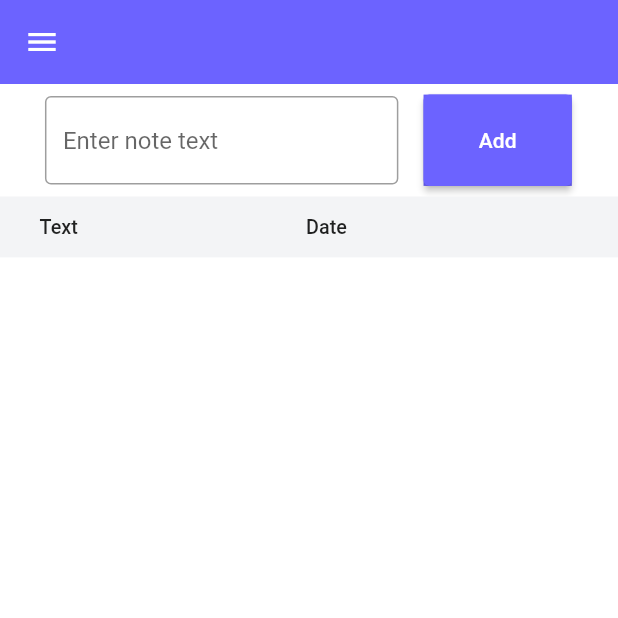
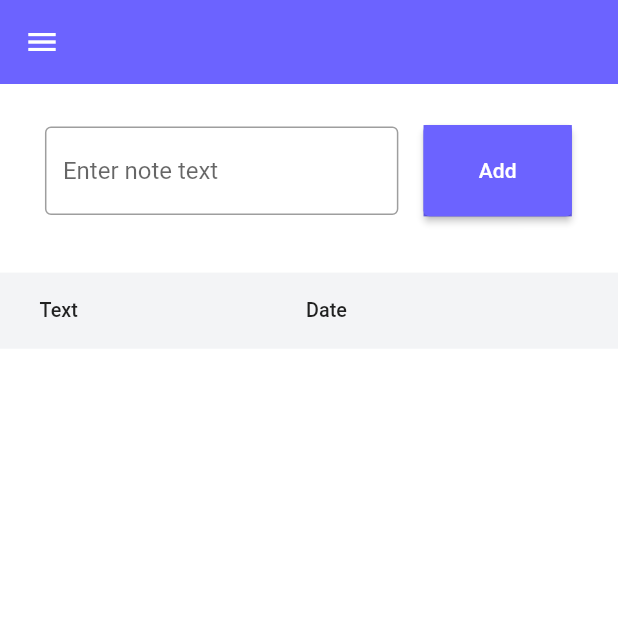
Before and after one commit to Youss15vede/perla, a Flutter app: the HomePage screen opened by its route, on a phone screen of 412 x 824 dp, the top half of it. Run offline on Flutter 3.47's test engine with Material 2 defaults, Android fonts, the phone set to English and light mode, and no system bars; our stand-ins replace bloc, built_value, dartz, dio, easy_localization, equatable and 9 more; accounts and stored records are empty.

Commit message:
last commit

```diff
--- a/lib/features/home/persentation/home_page.dart
+++ b/lib/features/home/persentation/home_page.dart
@@ -1,9 +1,14 @@
+import 'dart:async';
 import 'dart:convert';
 
 import 'package:flutter/material.dart';
 import 'package:flutter_screenutil/flutter_screenutil.dart';
+import 'package:go_router/go_router.dart';
 import 'package:intl/intl.dart';
+import 'package:perla/features/login/presentation/page/login_page.dart';
 import 'package:shared_preferences/shared_preferences.dart';
+
+import '../../../core/utils/shared_preferences_keys.dart';
 
 class HomePage extends StatefulWidget {
   static const kHomePath = '/home';
@@ -17,6 +22,20 @@ class HomePage extends StatefulWidget {
 class _HomePageState extends State<HomePage> {
   List<Note> _notes = [];
   final TextEditingController _textController = TextEditingController();
+  bool _isAddingNote = false;
+  void debounceAddNote(String text) {
+    final date = DateTime.now();
+    if (_isAddingNote) return;
+
+    _isAddingNote = true;
+
+    final note = Note(text: text, date: date); // Create note
+
+    Timer(Duration(milliseconds: 500), () {
+      addNoteInternal(note);
+      _isAddingNote = false;
+    });
+  }
 
   void loadNotes() async {
     final prefs = await SharedPreferences.getInstance();
@@ -31,12 +50,17 @@ class _HomePageState extends State<HomePage> {
   }
 
   void addNote(String text) {
-    final date = DateTime.now();
-    final note = Note(text: text, date: date);
+    debounceAddNote(text);
+    // final date = DateTime.now();
+    // final note = Note(text: text, date: date);
+    // FocusManager.instance.primaryFocus?.unfocus();
+    // addNoteInternal(note);
+  }
 
+  void addNoteInternal(Note note) {
     setState(() {
-      _notes.add(note);
-      _notes.sort((a, b) => b.date.compareTo(a.date));
+      _notes.insert(0, note);
+      // _notes.add(note);
     });
 
     saveNotes();
@@ -71,7 +95,17 @@ class _HomePageState extends State<HomePage> {
     final notesJson = _notes.map((n) => n.toJson()).toList();
 
     final prefs = await SharedPreferences.getInstance();
-    prefs.setString('notes', jsonEncode(notesJson));
+    await prefs.setString('notes', jsonEncode(notesJson));
+  }
+
+  Future<void> logout() async {
+    final sharedPreferences = await SharedPreferences.getInstance();
+
+    await sharedPreferences.remove(SharedPreferencesKeys.apiToken);
+
+    setState(() {});
+
+    context.pushReplacement(LoginPage.kLoginPath);
   }
 
   @override
@@ -79,51 +113,48 @@ class _HomePageState extends State<HomePage> {
     return Scaffold(
       backgroundColor: Colors.white,
       appBar: AppBar(
-        backgroundColor: const Color(0xff6C63FF),
+        backgroundColor:Color(0xff6C63FF),
         elevation: 0.0,
         // title: But,
       ),
       drawer: Drawer(
+        child: SafeArea(
           child: ListView(
             padding: EdgeInsets.zero,
-          children: const [
-            DrawerHeader(
-              decoration: BoxDecoration(
-                color: Colors.blue,
-              ),
-              child: Text('Drawer Header'),
-            ),
+            children: [
               ListTile(
-              leading: Icon(Icons.message),
-              title: Text('Messages'),
-            ),
-            ListTile(
-              leading: Icon(Icons.account_circle),
-              title: Text('Profile'),
-            ),
-            ListTile(
-              leading: Icon(Icons.settings),
-              title: Text('Settings'),
+                leading: const Icon(Icons.login_outlined),
+                title: const Text('Log out'),
+                onTap: () async {
+                  await logout();
+                },
               ),
             ],
+          ),
         ),
       ),
       body: SingleChildScrollView(
         child: Column(
           children: [
+            SizedBox(
+              height: 20.h,
+            ),
             Row(
               children: [
                 SizedBox(
                   width: 20.w,
                 ),
-                Expanded(
+                Flexible(
                   child: Padding(
                     padding: const EdgeInsets.all(8.0),
+                    child: AbsorbPointer(
+                      absorbing: _isAddingNote,
                       child: TextField(
                         controller: _textController,
                         decoration: const InputDecoration(
                           border: OutlineInputBorder(),
                           hintText: 'Enter note text',
+                        ),
                       ),
                     ),
                   ),
@@ -136,8 +167,10 @@ class _HomePageState extends State<HomePage> {
                     color: const Color(0xff6C63FF),
                     child: ElevatedButton(
                       onPressed: () {
+                        setState(() {
                           addNote(_textController.text);
                           _textController.clear();
+                        });
                       },
                       child: const Text('Add'),
                     ),
@@ -148,9 +181,12 @@ class _HomePageState extends State<HomePage> {
                 ),
               ],
             ),
+            SizedBox(
+              height: 30.h,
+            ),
             Container(
               color: const Color(0xffF3F4F6),
-              height: 40.h,
+              height: 50.h,
               child: Row(
                 mainAxisAlignment: MainAxisAlignment.spaceBetween,
                 children: [
@@ -177,6 +213,9 @@ class _HomePageState extends State<HomePage> {
                   // Text('Edits Column'),
                 ],
               ),
+            ),
+            SizedBox(
+              height: 10.h,
             ),
             ..._notes
                 .map(
@@ -251,10 +290,6 @@ class _NoteCardState extends State<NoteCard> {
                       horizontal: 30.w,
                       // vertical: 15.h,
                     ),
-                    // child: Text(
-                    //   widget.note.text,
-                    //   overflow: TextOverflow.ellipsis,
-                    // ),
                     child: editMode == true
                         ? TextField(
                       controller: _textController,
@@ -285,7 +320,8 @@ class _NoteCardState extends State<NoteCard> {
                 children: [
                   Padding(
                     padding: EdgeInsets.only(top: 40.h),
-                    child: Text(DateFormat('d-M-y').format(widget.note.date)),
+                    child: Text(
+                        DateFormat('d-M-y', "en_US").format(widget.note.date)),
                   ),
                 ],
               ),
```
Lines whose indentation alone changed are shown as unchanged.
